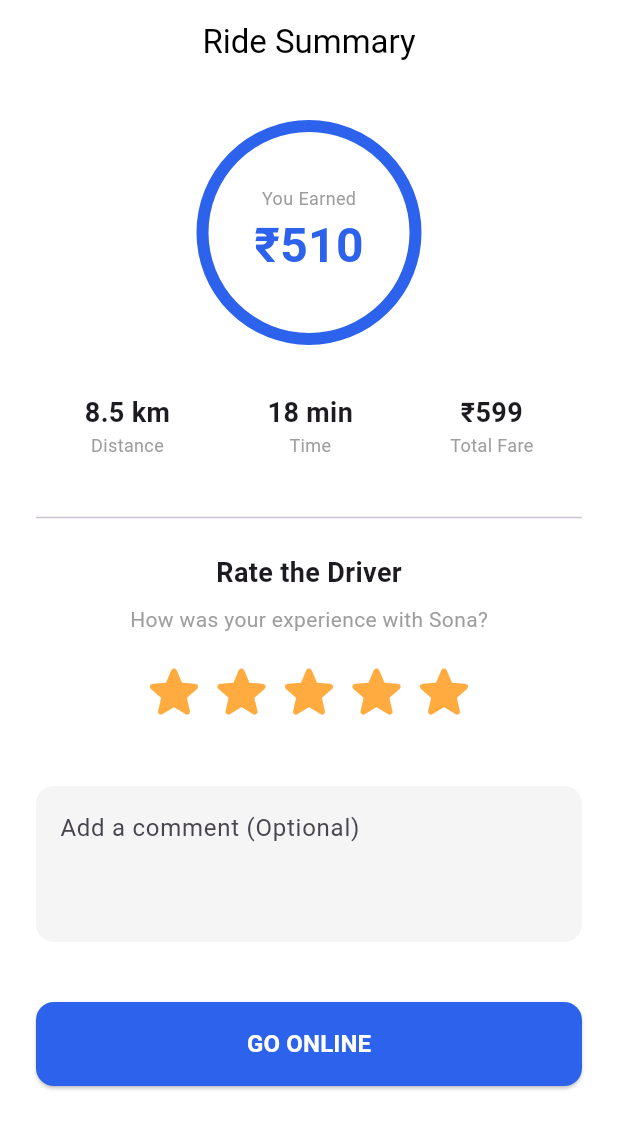
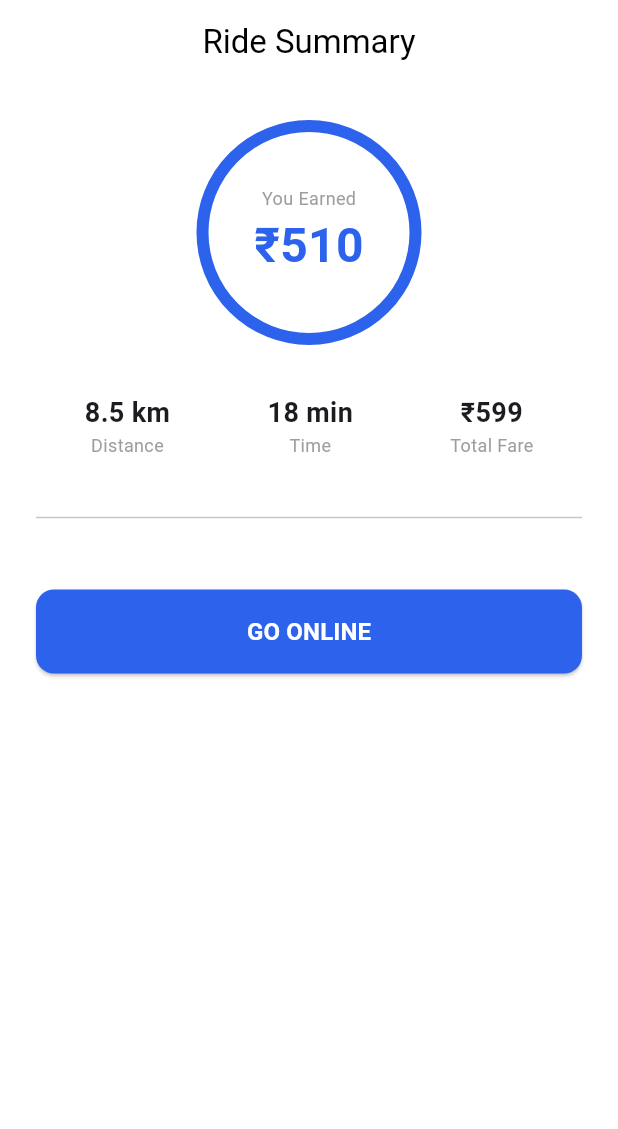
Before and after one commit to Athmana/MiniProject-group-19, a Flutter app: the DriverRideFinishedScreen screen opened directly, on a phone screen of 412 x 824 dp. Shown: the top 1129 px of the screen. Run offline on Flutter 3.47's test engine with Material 3 defaults, Android fonts, the phone set to English and light mode, and no system bars; our stand-ins replace cloud_firestore, firebase_auth, firebase_core, geocoding, geolocator, google_maps_flutter and 1 more; accounts and stored records are empty.

Commit message:
updated rating and feedback

```diff
--- a/lib/driver/driverridefinishedscreen.dart
+++ b/lib/driver/driverridefinishedscreen.dart
@@ -59,47 +59,6 @@ class DriverRideFinishedScreen extends StatelessWidget {
 
             const SizedBox(height: 32),
             const Divider(),
-            const SizedBox(height: 16),
-
-            // 3. Passenger Rating Section
-            const Text(
-              "Rate the Driver",
-              style: TextStyle(fontSize: 18, fontWeight: FontWeight.bold),
-            ),
-            const SizedBox(height: 8),
-            const Text(
-              "How was your experience with Sona?",
-              style: TextStyle(color: Colors.grey),
-            ),
-            const SizedBox(height: 16),
-            Row(
-              mainAxisAlignment: MainAxisAlignment.center,
-              children: List.generate(
-                5,
-                (index) => const Icon(
-                  Icons.star_rounded,
-                  size: 45,
-                  color: Colors.orangeAccent,
-                ),
-              ),
-            ),
-
-            const SizedBox(height: 40),
-
-            // 4. Feedback Input
-            TextField(
-              maxLines: 3,
-              decoration: InputDecoration(
-                hintText: "Add a comment (Optional)",
-                filled: true,
-                fillColor: Colors.grey.shade100,
-                border: OutlineInputBorder(
-                  borderRadius: BorderRadius.circular(12),
-                  borderSide: BorderSide.none,
-                ),
-              ),
-            ),
-
             const SizedBox(height: 40),
 
             // 5. Back to Online Button
```
